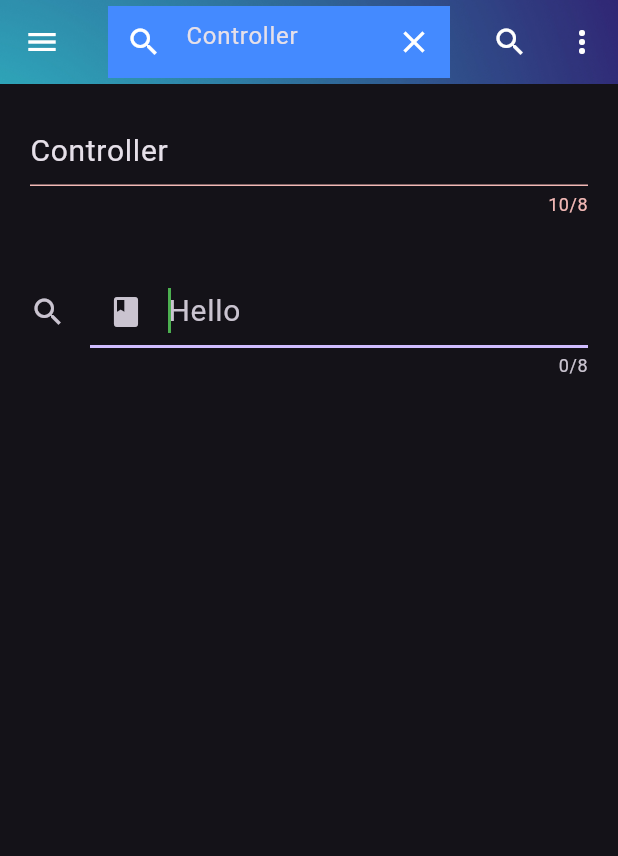
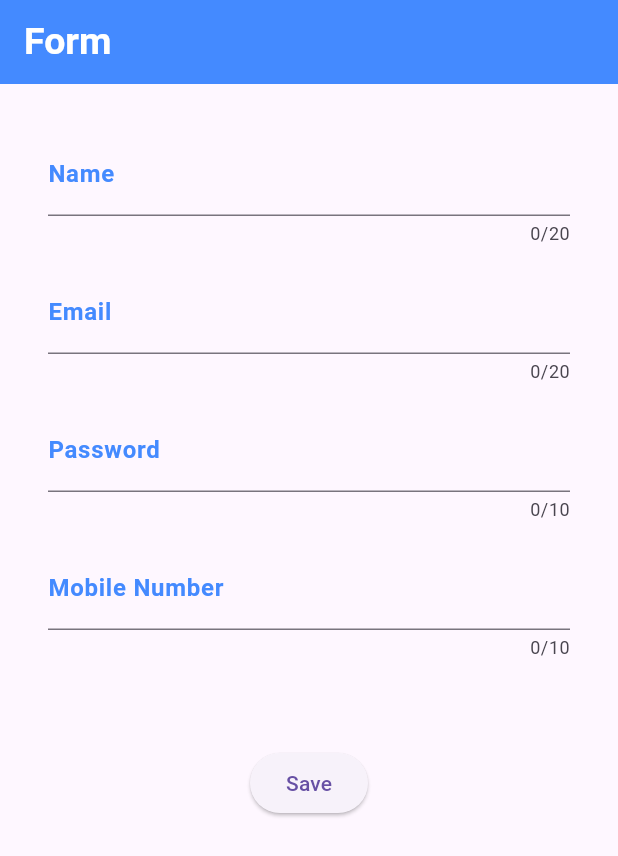
Before and after one commit to RuzbihanZaleek/flutter_demo, a Flutter app: the screen it shows after launch, on a phone screen of 412 x 824 dp. Shown: the top 856 px of the screen. Run offline on Flutter 3.47's test engine with Material 3 defaults, Android fonts, the phone set to English and light mode, and no system bars; our stand-ins replace device_preview.

Commit message:
Flutter Form

```diff
--- a/lib/main.dart
+++ b/lib/main.dart
@@ -1,6 +1,8 @@
 import 'package:flutter/foundation.dart';
 import 'package:flutter/material.dart';
 import 'package:device_preview/device_preview.dart';
+import 'package:flutter_demo/screens/form-test.dart';
+import 'package:flutter_demo/screens/form.dart';
 import 'package:flutter_demo/screens/second_screen.dart';
 
 import 'screens/home_page.dart';
@@ -27,8 +29,8 @@ class MyApp extends StatelessWidget {
       builder: DevicePreview.appBuilder,
       title: 'Flutter Demo',
       theme:
-          ThemeData(brightness: Brightness.dark, primarySwatch: Colors.orange),
-      home: const MyHomePage(title: "Flutter Navigation"),
+          ThemeData(brightness: Brightness.light, primarySwatch: Colors.orange),
+      home: const MainForm(),
       routes: <String, WidgetBuilder>{
         '/second': (context) => SecondScreen(text: "Welcome to Screen 2"),
       },
--- /dev/null
+++ b/lib/screens/form.dart
@@ -0,0 +1,154 @@
+import 'package:flutter/material.dart';
+
+class MainForm extends StatefulWidget {
+  const MainForm({super.key});
+
+  @override
+  State<MainForm> createState() => _MainFormState();
+}
+
+class _MainFormState extends State<MainForm> {
+  final GlobalKey<FormState> _formKey = GlobalKey<FormState>();
+
+  String? _name;
+  String? _email;
+  String? _password;
+  int? _mobile;
+
+  Widget _buildNameField() {
+    return TextFormField(
+      decoration: const InputDecoration(
+          labelText: "Name",
+          hintText: "Enter your name",
+          labelStyle: TextStyle(
+            color: Colors.blueAccent,
+            fontWeight: FontWeight.bold,
+          ),
+          hintStyle: TextStyle(color: Colors.black12)),
+      maxLength: 20,
+      validator: (name) {
+        if (name!.isEmpty) return "Name is required";
+        return null;
+      },
+      onSaved: (name) {
+        _name = name;
+      },
+    );
+  }
+
+  Widget _buildEmailField() {
+    return TextFormField(
+      decoration: const InputDecoration(
+          labelText: "Email",
+          hintText: "Enter your email",
+          labelStyle: TextStyle(
+            color: Colors.blueAccent,
+            fontWeight: FontWeight.bold,
+          ),
+          hintStyle: TextStyle(color: Colors.black12)),
+      maxLength: 20,
+      validator: (email) {
+        if (email!.isEmpty) return "Email is required";
+        return null;
+      },
+      onSaved: (email) {
+        _email = email;
+      },
+    );
+  }
+
+  Widget _buildPasswordField() {
+    return TextFormField(
+      decoration: const InputDecoration(
+        labelText: "Password",
+        labelStyle: TextStyle(
+          color: Colors.blueAccent,
+          fontWeight: FontWeight.bold,
+        ),
+        hintText: "Enter your password",
+        hintStyle: TextStyle(color: Colors.black12),
+      ),
+      maxLength: 10,
+      obscureText: true,
+      validator: (pass) {
+        if (pass!.isEmpty) return "Password is required";
+        return null;
+      },
+      onSaved: (pass) {
+        _password = pass;
+      },
+    );
+  }
+
+  Widget _buildMobileNumber() {
+    return TextFormField(
+      decoration: const InputDecoration(
+        labelText: "Mobile Number",
+        labelStyle: TextStyle(
+          color: Colors.blueAccent,
+          fontWeight: FontWeight.bold,
+        ),
+        hintText: "Enter your mobile number",
+        hintStyle: TextStyle(color: Colors.black12),
+      ),
+      maxLength: 10,
+      keyboardType: TextInputType.number,
+      validator: (mobile) {
+        if (mobile!.isEmpty) return "Mobile Number is required";
+        return null;
+      },
+      onSaved: (mobile) {
+        _mobile = int.parse(mobile!);
+      },
+    );
+  }
+
+  Widget _formFieldsWithPadding(Widget field) {
+    return Padding(
+      padding: const EdgeInsets.all(8.0),
+      child: field,
+    );
+  }
+
+  @override
+  Widget build(BuildContext context) {
+    return Scaffold(
+      appBar: AppBar(
+        title: const Text(
+          "Form",
+          style: TextStyle(
+            fontSize: 25.0,
+            color: Colors.white,
+            fontWeight: FontWeight.bold,
+          ),
+        ),
+        backgroundColor: Colors.blueAccent,
+      ),
+      body: SingleChildScrollView(
+        child: Form(
+          key: _formKey,
+          child: Container(
+            margin: const EdgeInsets.all(24.0),
+            child: Column(
+              children: [
+                _formFieldsWithPadding(_buildNameField()),
+                _formFieldsWithPadding(_buildEmailField()),
+                _formFieldsWithPadding(_buildPasswordField()),
+                _formFieldsWithPadding(_buildMobileNumber()),
+                const SizedBox(height: 50),
+                ElevatedButton(
+                  child: const Text("Save"),
+                  onPressed: () {
+                    if (_formKey.currentState!.validate()) {
+                      _formKey.currentState!.save();
+                    }
+                  },
+                )
+              ],
+            ),
+          ),
+        ),
+      ),
+    );
+  }
+}
```
Also changed, not shown: lib/screens/form-test.dart (added, +73 -0 lines).
